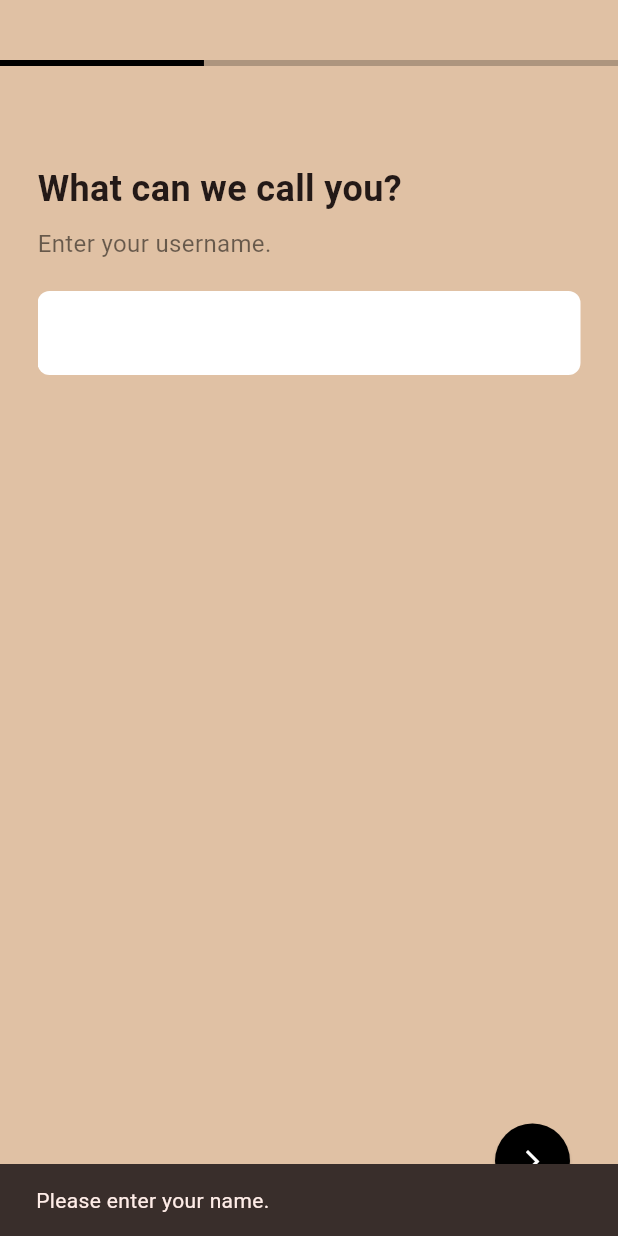
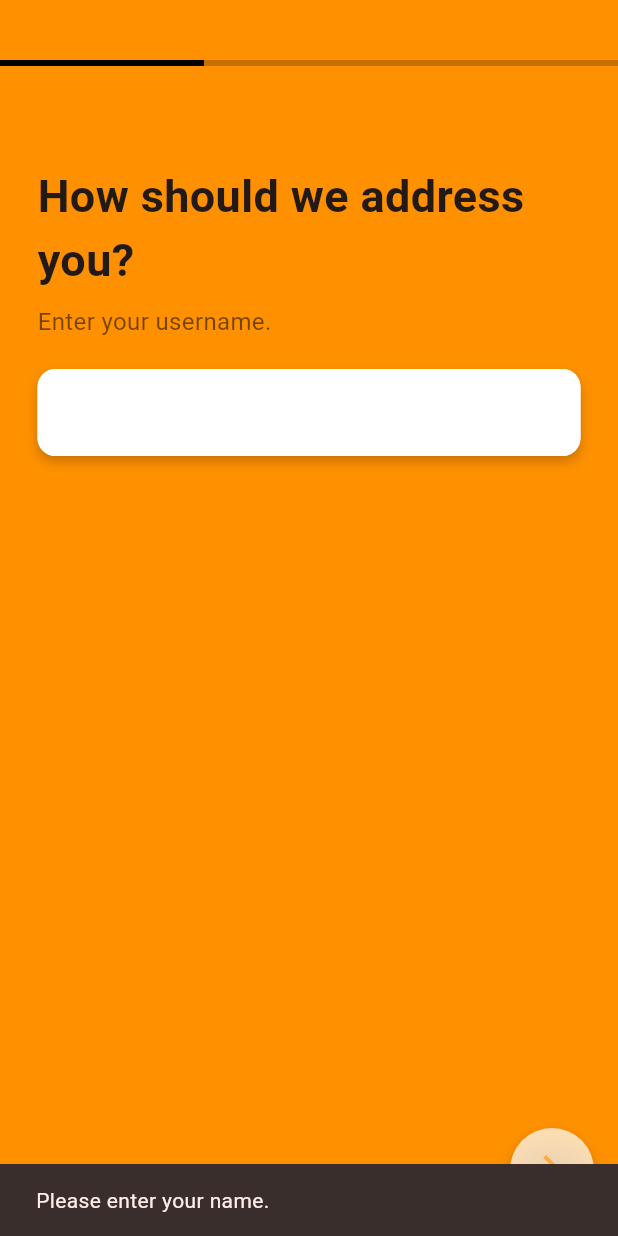
Before and after one commit to Swagnik02/Line-Skip, a Flutter app: the screen it shows once a user with an empty profile is signed in, after a tap on the "arrow forward ios" icon, on a phone screen of 412 x 824 dp. Run offline on Flutter 3.47's test engine with Material 3 defaults, Android fonts, the phone set to English and light mode, and no system bars; our stand-ins replace cloud_firestore, firebase_auth, firebase_core, flutter_riverpod; missing offline and left inert: simple_barcode_scanner; accounts and stored records are empty.

Commit message:
Profile data input pages ui

```diff
--- a/lib/screens/profile/profile_input_page.dart
+++ b/lib/screens/profile/profile_input_page.dart
@@ -23,7 +23,7 @@ class _ProfileInputPageState extends State<ProfileInputPage> {
   @override
   Widget build(BuildContext context) {
     return Scaffold(
-      backgroundColor: const Color(0xFFFe0c1a4),
+      backgroundColor: Colors.orangeAccent[400],
       body: Column(
         children: [
           const SizedBox(height: 40),
@@ -39,10 +39,8 @@ class _ProfileInputPageState extends State<ProfileInputPage> {
             ),
           ),
           Expanded(
-            child: Padding(
-              padding: const EdgeInsets.all(25.0),
             child: PageView(
-                physics: const NeverScrollableScrollPhysics(),
+              // physics: NeverScrollableScrollPhysics(),
               controller: _pageController,
               onPageChanged: _updateProgress,
               children: [
@@ -55,12 +53,17 @@ class _ProfileInputPageState extends State<ProfileInputPage> {
                 }),
 
                 // Email Page
-                  EmailPage(onNext: () {
+                EmailPage(
+                  onNext: () {
                     _pageController.nextPage(
                       duration: const Duration(milliseconds: 300),
                       curve: Curves.easeInOut,
                     );
-                  }),
+                  },
+                  onSkip: () {
+                    Navigator.pushReplacementNamed(context, homeRoute);
+                  },
+                ),
 
                 // Profile Photo Page
                 ProfilePhotoPage(onSkip: () {
@@ -69,7 +72,6 @@ class _ProfileInputPageState extends State<ProfileInputPage> {
               ],
             ),
           ),
-          ),
         ],
       ),
     );
--- a/lib/screens/profile/username_input_page.dart
+++ b/lib/screens/profile/username_input_page.dart
@@ -1,5 +1,7 @@
 import 'package:firebase_auth/firebase_auth.dart';
 import 'package:flutter/material.dart';
+import 'package:line_skip/widgets/custom_floating_buttons.dart';
+import 'package:line_skip/widgets/custom_text_fields.dart';
 
 class UsernameInputPage extends StatelessWidget {
   final Function onNext;
@@ -11,14 +13,16 @@ class UsernameInputPage extends StatelessWidget {
   @override
   Widget build(BuildContext context) {
     return Scaffold(
-      backgroundColor: const Color(0xFFFe0c1a4),
-      body: Column(
+      backgroundColor: Colors.transparent,
+      body: Padding(
+        padding: const EdgeInsets.all(25.0),
+        child: Column(
           crossAxisAlignment: CrossAxisAlignment.start,
           children: [
             SizedBox(height: 40),
             const Text(
-            "What can we call you?",
-            style: TextStyle(fontSize: 24, fontWeight: FontWeight.bold),
+              "How should we address you?",
+              style: TextStyle(fontSize: 30, fontWeight: FontWeight.bold),
             ),
             const SizedBox(height: 8),
             const Text(
@@ -26,26 +30,12 @@ class UsernameInputPage extends StatelessWidget {
               style: TextStyle(fontSize: 16, color: Colors.black54),
             ),
             const SizedBox(height: 20),
-          TextField(
-            controller: _nameController,
-            decoration: InputDecoration(
-              filled: true,
-              fillColor: Colors.white,
-              border: OutlineInputBorder(
-                borderRadius: BorderRadius.circular(8),
-                borderSide: BorderSide.none,
+            CustomTextField(nameController: _nameController),
+            const Spacer(),
+          ],
         ),
       ),
-          ),
-          const Spacer(),
-          Align(
-            alignment: Alignment.centerRight,
-            child: ElevatedButton(
-              style: ElevatedButton.styleFrom(
-                shape: const CircleBorder(),
-                padding: const EdgeInsets.all(16),
-                backgroundColor: Colors.black,
-              ),
+      floatingActionButton: CustomFloatingNextButton(
         onPressed: () {
           if (_nameController.text.isNotEmpty) {
             User? user = FirebaseAuth.instance.currentUser;
@@ -58,10 +48,6 @@ class UsernameInputPage extends StatelessWidget {
             );
           }
         },
-              child: const Icon(Icons.arrow_forward_ios, color: Colors.white),
-            ),
-          ),
-        ],
       ),
     );
   }
--- /dev/null
+++ b/lib/widgets/custom_floating_buttons.dart
@@ -0,0 +1,47 @@
+import 'package:flutter/material.dart';
+
+class CustomFloatingNextButton extends StatelessWidget {
+  const CustomFloatingNextButton({
+    super.key,
+    required this.onPressed,
+  });
+
+  final VoidCallback onPressed;
+
+  @override
+  Widget build(BuildContext context) {
+    return FloatingActionButton(
+      shape: CircleBorder(),
+      backgroundColor: Colors.white70,
+      onPressed: onPressed,
+      child: Icon(
+        Icons.arrow_forward_ios,
+        color: Colors.orangeAccent,
+      ),
+    );
+  }
+}
+
+class CustomFloatingSkip extends StatelessWidget {
+  const CustomFloatingSkip({
+    super.key,
+    required this.onPressed,
+  });
+
+  final VoidCallback onPressed;
+
+  @override
+  Widget build(BuildContext context) {
+    return FloatingActionButton.extended(
+      label: Text("Skip",
+          style: TextStyle(color: Colors.orangeAccent, fontSize: 20)),
+      backgroundColor: Colors.white70,
+      onPressed: onPressed,
+      icon: Icon(
+        Icons.skip_next_rounded,
+        size: 35,
+        color: Colors.orangeAccent,
+      ),
+    );
+  }
+}
--- /dev/null
+++ b/lib/widgets/custom_text_fields.dart
@@ -0,0 +1,41 @@
+import 'package:flutter/material.dart';
+
+class CustomTextField extends StatelessWidget {
+  const CustomTextField({
+    super.key,
+    required TextEditingController nameController,
+  }) : _nameController = nameController;
+
+  final TextEditingController _nameController;
+
+  @override
+  Widget build(BuildContext context) {
+    return Container(
+      decoration: BoxDecoration(
+        color: Colors.white,
+        borderRadius: BorderRadius.circular(12),
+        boxShadow: [
+          BoxShadow(
+            color: Colors.black.withOpacity(0.2), // Soft shadow color
+            blurRadius: 6,
+            offset: const Offset(0, 4), // Shadow direction
+          ),
+        ],
+      ),
+      child: TextField(
+        controller: _nameController,
+        style: const TextStyle(fontSize: 20, fontWeight: FontWeight.w500),
+        decoration: InputDecoration(
+          contentPadding:
+              const EdgeInsets.symmetric(vertical: 14.0, horizontal: 16.0),
+          border: OutlineInputBorder(
+            borderRadius: BorderRadius.circular(12),
+            borderSide: BorderSide.none,
+          ),
+          filled: true,
+          fillColor: Colors.white, // Background of TextField
+        ),
+      ),
+    );
+  }
+}
```
Also changed, not shown: lib/screens/profile/email_page.dart (+29 -24 lines), lib/screens/profile/profile_photo_page.dart (+35 -31 lines). Lines whose indentation alone changed are shown as unchanged.
